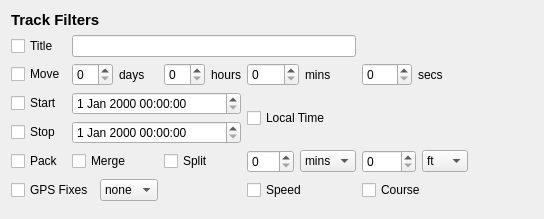
Old version of the form gui/trackui.ui in the repository alexbirkett/GPSBabel.
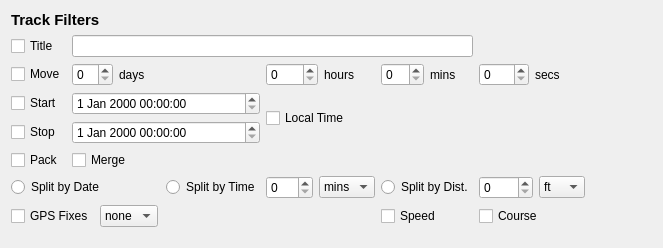
New version of the form.

Commit message: Server-side help. Improve track split. Implement 'nuke types' in misc filters.

The edit to the form file:
```diff
--- a/gui/trackui.ui
+++ b/gui/trackui.ui
@@ -6,8 +6,8 @@
    <rect>
     <x>0</x>
     <y>0</y>
-    <width>544</width>
-    <height>219</height>
+    <width>663</width>
+    <height>248</height>
    </rect>
   </property>
   <property name="windowTitle">
@@ -51,7 +51,7 @@
        </property>
       </widget>
      </item>
-     <item row="1" column="1" colspan="3">
+     <item row="1" column="1" colspan="4">
       <widget class="QLineEdit" name="titleText">
        <property name="toolTip">
         <string>the title of the new track is composed of the start time of the track appended to this value. </string>
@@ -86,7 +86,7 @@
        </item>
       </layout>
      </item>
-     <item row="2" column="2">
+     <item row="2" column="3">
       <layout class="QHBoxLayout" name="horizontalLayout_4">
        <item>
         <widget class="QSpinBox" name="hoursSpin"/>
@@ -100,7 +100,7 @@
        </item>
       </layout>
      </item>
-     <item row="2" column="3">
+     <item row="2" column="4">
       <layout class="QHBoxLayout" name="horizontalLayout_2">
        <item>
         <widget class="QSpinBox" name="minsSpin"/>
@@ -114,7 +114,7 @@
        </item>
       </layout>
      </item>
-     <item row="2" column="4">
+     <item row="2" column="5">
       <layout class="QHBoxLayout" name="horizontalLayout">
        <item>
         <widget class="QSpinBox" name="secsSpin"/>
@@ -229,25 +229,21 @@
        </property>
       </widget>
      </item>
-     <item row="5" column="2">
-      <widget class="QCheckBox" name="splitCheck">
-       <property name="toolTip">
-        <string>Split tracks. </string>
+     <item row="6" column="0" colspan="2">
+      <widget class="QRadioButton" name="splitDateCheck">
+       <property name="text">
+        <string>Split by Date</string>
        </property>
-       <property name="whatsThis">
-        <string>Split by date or time interval 
-
-The input track will be split into several tracks depending on date of track points. If there is more than one track, use the pack option before before using this. 
-
-If the input has multiple tracks, pack them together before splitting them back apart per day.
-</string>
-       </property>
+      </widget>
+     </item>
+     <item row="6" column="2">
+      <widget class="QRadioButton" name="splitTimeCheck">
        <property name="text">
-        <string>Split</string>
+        <string>Split by Time</string>
        </property>
       </widget>
      </item>
-     <item row="5" column="3">
+     <item row="6" column="3">
       <layout class="QHBoxLayout" name="horizontalLayout_6">
        <item>
         <widget class="QSpinBox" name="splitTimeSpin">
@@ -280,7 +276,17 @@
        </item>
       </layout>
      </item>
-     <item row="5" column="4">
+     <item row="6" column="4">
+      <widget class="QRadioButton" name="splitDistanceCheck">
+       <property name="text">
+        <string>Split by Dist.</string>
+       </property>
+       <property name="autoExclusive">
+        <bool>false</bool>
+       </property>
+      </widget>
+     </item>
+     <item row="6" column="5">
       <layout class="QHBoxLayout" name="horizontalLayout_7">
        <item>
         <widget class="QSpinBox" name="splitDistSpin">
@@ -318,22 +324,8 @@
        </item>
       </layout>
      </item>
-     <item row="6" column="0" colspan="2">
-      <widget class="QWidget" name="widget_5" native="true">
-       <property name="toolTip">
-        <string>Synthesize GPS Fixes. </string>
-       </property>
-       <property name="whatsThis">
-        <string>Synthesize GPS fixes (PPS, DGPS, 3D, 2D, NONE).
-
-This option sets the GPS fix status for all trackpoints to the specified value. Valid values for this option are PPS, DGPS, 3D, 2D, or NONE.
-
-This option is most useful when converting from a format that doesn't contain GPS fix status to one that requires it. </string>
-       </property>
-       <layout class="QHBoxLayout" name="horizontalLayout_3">
-        <property name="margin">
-         <number>0</number>
-        </property>
+     <item row="7" column="0" colspan="2">
+      <layout class="QHBoxLayout" name="horizontalLayout_8">
         <item>
          <widget class="QCheckBox" name="GPSFixesCheck">
           <property name="sizePolicy">
@@ -376,12 +368,22 @@
           </item>
          </widget>
         </item>
-       </layout>
-       <zorder>GPSFixesCombo</zorder>
-       <zorder>GPSFixesCheck</zorder>
-      </widget>
+       <item>
+        <spacer name="horizontalSpacer_2">
+         <property name="orientation">
+          <enum>Qt::Horizontal</enum>
+         </property>
+         <property name="sizeHint" stdset="0">
+          <size>
+           <width>2</width>
+           <height>20</height>
+          </size>
+         </property>
+        </spacer>
+       </item>
+      </layout>
      </item>
-     <item row="6" column="3">
+     <item row="7" column="4">
       <widget class="QCheckBox" name="speedCheck">
        <property name="toolTip">
         <string>Synthesize speed. </string>
@@ -396,7 +398,7 @@
        </property>
       </widget>
      </item>
-     <item row="6" column="4">
+     <item row="7" column="5">
       <widget class="QCheckBox" name="courseCheck">
        <property name="toolTip">
         <string>Synthesize course.</string>
```
Left out of the diff: 3 changed lines with no effect on the pictures. Lines whose indentation alone changed are shown as unchanged. The commit also changes 24 other files.
